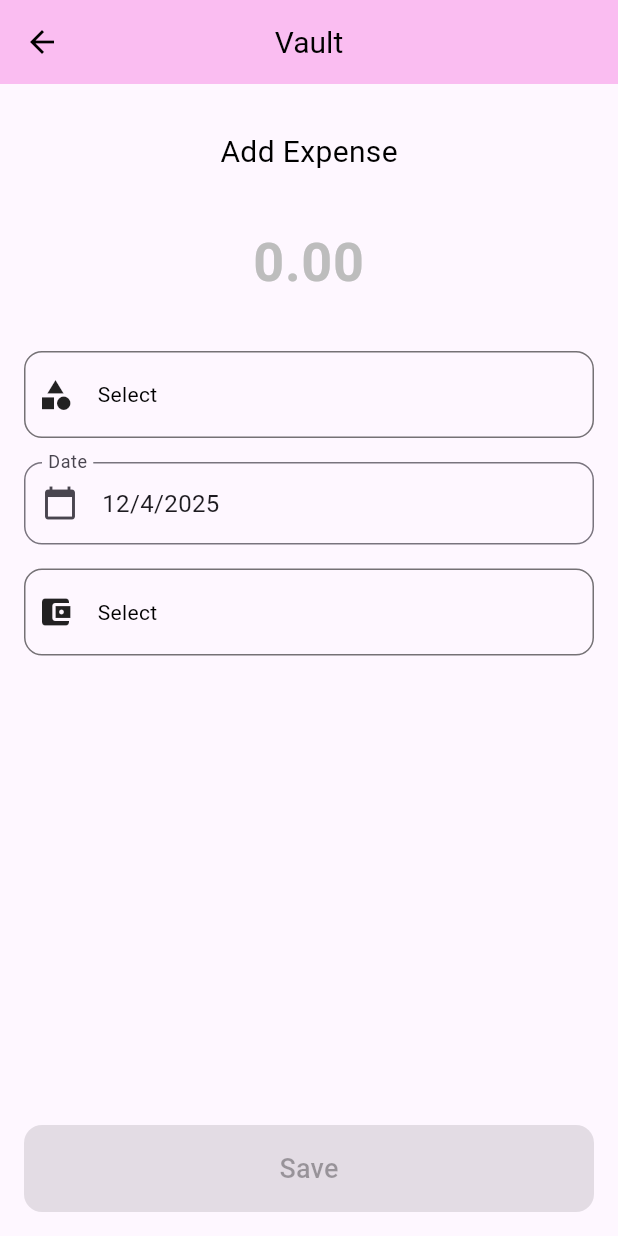
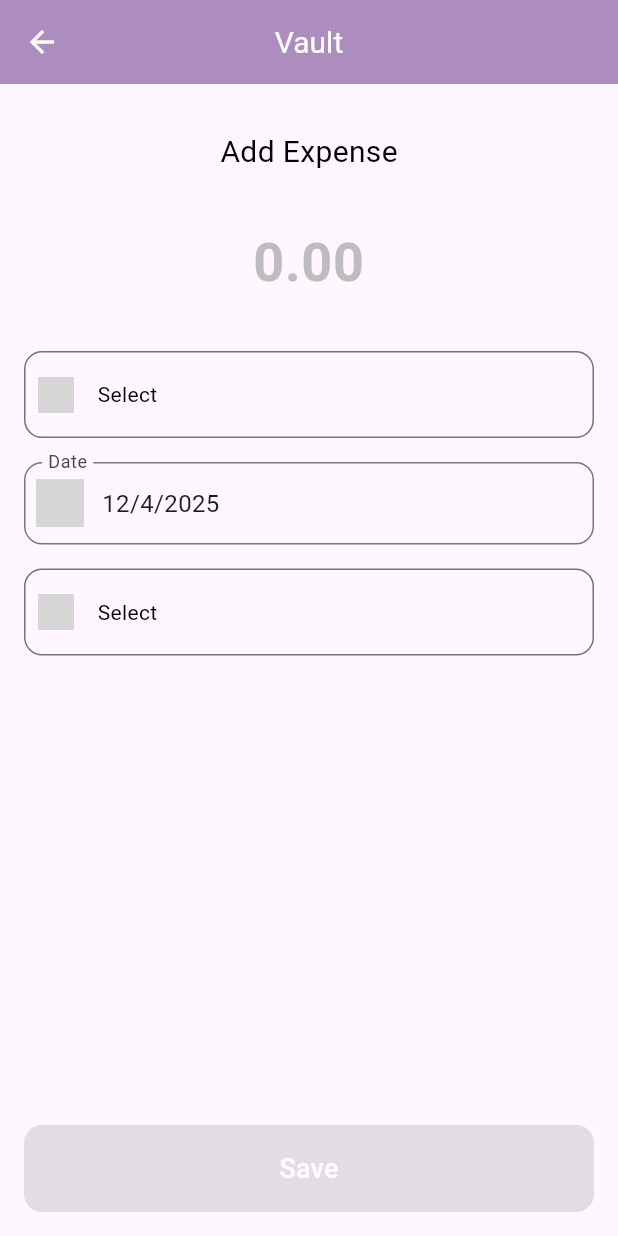
Before and after one commit to anshuvarma/vault, a Flutter app: the screen it shows after launch, after a tap on the "add" icon, on a phone screen of 412 x 824 dp. Run offline on Flutter 3.47's test engine with Material 3 defaults, Android fonts, the light colour scheme and no system bars; our stand-ins replace fl_chart, pie_chart, smooth_page_indicator, sqflite; accounts and stored records are empty; grey boxes are pictures that could not be loaded.

Commit message:
UI Enhancements

```diff
--- a/lib/constants.dart
+++ b/lib/constants.dart
@@ -28,11 +28,11 @@ final List<String> incomeSources = [
 final List<String> accounts = ['Cash', 'Card', 'UPI'];
 
 final Map<String, Color> categoryColors = {
-  'Food': Color.fromARGB(255, 134, 175, 213),
-  'Shopping': Color.fromARGB(255, 243, 144, 109),
-  'Transport': Color.fromARGB(255, 152, 190, 115),
-  'Health': Color.fromARGB(255, 190, 106, 146),
-  'Entertainment': Color.fromARGB(255, 160, 122, 189),
+  'Food': Color.fromARGB(255, 141, 174, 205),
+  'Shopping': Color.fromARGB(255, 174, 163, 231),
+  'Transport': Color.fromARGB(255, 206, 150, 198),
+  'Health': Color.fromARGB(255, 172, 204, 140),
+  'Entertainment': Color.fromARGB(255, 206, 137, 137),
   'Others': Colors.grey,
 };
 
@@ -54,6 +54,21 @@ final Map<String, Color> accountColors = {
   'Cash': const Color.fromARGB(255, 229, 123, 158),
   'Card': const Color.fromARGB(255, 142, 152, 208),
   'UPI': const Color.fromARGB(255, 119, 188, 198),
+};
+
+final Map<String, String> categoryIcons = {
+  'food': 'lib/assets/icons/food.png',
+  'shopping': 'lib/assets/icons/shopping.png',
+  'transport': 'lib/assets/icons/transport.png',
+  'health': 'lib/assets/icons/health.png',
+  'entertainment': 'lib/assets/icons/entertainment.png',
+  'others': 'lib/assets/icons/others.png',
+};
+
+final Map<String, String> accountIcons = {
+  'cash': 'lib/assets/icons/account/cash.png',
+  'card': 'lib/assets/icons/account/card.png',
+  'upi': 'lib/assets/icons/account/upi.png',
 };
 
 void deleteDialog(BuildContext context) {
--- a/lib/pages/expense_page.dart
+++ b/lib/pages/expense_page.dart
@@ -115,12 +115,12 @@ class _ExpensePageState extends State<ExpensePage> {
         child: Scaffold(
           appBar: AppBar(
             automaticallyImplyLeading: false,
-            backgroundColor: Color.fromARGB(255, 250, 189, 241),
+            backgroundColor: Color.fromARGB(255, 173, 141, 189),
             elevation: 1,
             title: Text(
               'Vault',
               style: TextStyle(
-                  color: Colors.black,
+                  color: Colors.white,
                   fontSize: 20,
                   fontWeight: FontWeight.w500),
             ),
@@ -149,7 +149,12 @@ class _ExpensePageState extends State<ExpensePage> {
                       border: InputBorder.none,
                       hintText: 'Search for any expense',
                       hintStyle: TextStyle(color: Colors.blueGrey.shade200),
-                      icon: Icon(Icons.search, color: Colors.blueGrey.shade200),
+                      icon: Image.asset(
+                        'lib/assets/icons/search.png',
+                        width: 24,
+                        height: 24,
+                        // color: Colors.blueGrey.shade200,
+                      ),
                     ),
                   ),
                 ),
@@ -239,8 +244,8 @@ class _ExpensePageState extends State<ExpensePage> {
           bottomNavigationBar: BottomNavBar(
               currentIndex: currentIndex, onItemTapped: onItemTapped),
           floatingActionButton: FloatingActionButton(
-            backgroundColor: Color.fromARGB(255, 250, 189, 241),
-            foregroundColor: Colors.black,
+            backgroundColor: Color.fromARGB(255, 173, 141, 189),
+            foregroundColor: Colors.white,
             onPressed: () async {
               final result = await Navigator.push(
                 context,
--- a/lib/pages/new_transaction_page.dart
+++ b/lib/pages/new_transaction_page.dart
@@ -81,14 +81,15 @@ class _NewTransactionPageState extends State<NewTransactionPage> {
   }
 
   // Custom Dropdown Menu with Colorful Options
-  Widget buildCustomDropdown({
-    required List<String> items,
-    required String value,
-    required ValueChanged<String?> onChanged,
-    required Map<String, Color> colorMap,
-    required String label,
-    required IconData icon,
-  }) {
+  Widget buildCustomDropdown(
+      {required List<String> items,
+      required String value,
+      required ValueChanged<String?> onChanged,
+      required Map<String, Color> colorMap,
+      required String label,
+      required String iconPath
+      // required IconData icon,
+      }) {
     return GestureDetector(
       onTap: () {
         showDialog(
@@ -147,7 +148,11 @@ class _NewTransactionPageState extends State<NewTransactionPage> {
           children: [
             Padding(
               padding: const EdgeInsets.fromLTRB(8, 0, 8, 0),
-              child: Icon(icon),
+              child: Image.asset(
+                iconPath, // 👈 use asset image
+                width: 24,
+                height: 24,
+              ),
             ),
             SizedBox(width: 8),
             Expanded(
@@ -168,17 +173,17 @@ class _NewTransactionPageState extends State<NewTransactionPage> {
 
     return Scaffold(
       appBar: AppBar(
-        backgroundColor: Color.fromARGB(255, 250, 189, 241),
+        backgroundColor: Color.fromARGB(255, 173, 141, 189),
         elevation: 0,
         leading: IconButton(
-          icon: Icon(Icons.arrow_back, color: Colors.black),
+          icon: Icon(Icons.arrow_back, color: Colors.white),
           onPressed: () {
             Navigator.pop(context, true);
           },
         ),
         title: Text(
           'Vault',
-          style: TextStyle(color: Colors.black, fontSize: 20),
+          style: TextStyle(color: Colors.white, fontSize: 20),
         ),
         centerTitle: true,
       ),
@@ -190,7 +195,9 @@ class _NewTransactionPageState extends State<NewTransactionPage> {
               child: Column(
                 crossAxisAlignment: CrossAxisAlignment.start,
                 children: [
-                  SizedBox(height: 15.0,),
+                  SizedBox(
+                    height: 15.0,
+                  ),
                   Align(
                     alignment: Alignment.center,
                     child: Text(
@@ -201,79 +208,6 @@ class _NewTransactionPageState extends State<NewTransactionPage> {
                           fontSize: 20.0),
                     ),
                   ),
-                  // Toggle between Expense and Income
-                  // Row(
-                  //   children: [
-                  //     Expanded(
-                  //       child: GestureDetector(
-                  //         onTap: () {
-                  //           setState(() {
-                  //             isExpense = true;
-                  //           });
-                  //         },
-                  //         child: Container(
-                  //           padding: EdgeInsets.symmetric(vertical: 16),
-                  //           decoration: BoxDecoration(
-                  //             borderRadius: BorderRadius.circular(12),
-                  //             color: isExpense
-                  //                 ? Color.fromARGB(255, 200, 98, 98)
-                  //                 : Colors.grey[200],
-                  //           ),
-                  //           child: Column(
-                  //             children: [
-                  //               Text(
-                  //                 'Add your Expense',
-                  //                 style: TextStyle(
-                  //                     color: isExpense
-                  //                         ? Colors.white
-                  //                         : Colors.black),
-                  //               ),
-                  //               SizedBox(height: 12),
-                  //               Icon(Icons.remove_circle_outline,
-                  //                   color: isExpense
-                  //                       ? Colors.white
-                  //                       : Colors.black),
-                  //               SizedBox(height: 10),
-                  //             ],
-                  //           ),
-                  //         ),
-                  //       ),
-                  //     ),
-                  //     SizedBox(width: 16),
-                  //     // Expanded(
-                  //     //   child: GestureDetector(
-                  //     //     onTap: () {
-                  //     //       setState(() {
-                  //     //         isExpense = false;
-                  //     //       });
-                  //     //     },
-                  //     //     child: Container(
-                  //     //       padding: EdgeInsets.symmetric(vertical: 16),
-                  //     //       decoration: BoxDecoration(
-                  //     //         borderRadius: BorderRadius.circular(12),
-                  //     //         color: isExpense
-                  //     //             ? Colors.grey[200]
-                  //     //             : Color.fromARGB(255, 127, 213, 130),
-                  //     //       ),
-                  //     //       child: Column(
-                  //     //         children: [
-                  //     //           Icon(Icons.add_circle_outline,
-                  //     //               color: isExpense
-                  //     //                   ? Colors.black
-                  //     //                   : Colors.white),
-                  //     //           SizedBox(height: 8),
-                  //     //           Text('Income',
-                  //     //               style: TextStyle(
-                  //     //                   color: isExpense
-                  //     //                       ? Colors.black
-                  //     //                       : Colors.white)),
-                  //     //         ],
-                  //     //       ),
-                  //     //     ),
-                  //     //   ),
-                  //     // ),
-                  //   ],
-                  // ),
                   SizedBox(height: 24),
 
                   // Amount Input Field
@@ -306,9 +240,9 @@ class _NewTransactionPageState extends State<NewTransactionPage> {
                         }
                       });
                     },
-                    colorMap: isExpense ? categoryColors : sourceColors,
-                    label: isExpense ? 'Category' : 'Source',
-                    icon: isExpense ? Icons.category : Icons.attach_money,
+                    colorMap: categoryColors,
+                    label: 'Category',
+                    iconPath: 'lib/assets/icons/category.png',
                   ),
                   SizedBox(height: 16),
 
@@ -320,7 +254,14 @@ class _NewTransactionPageState extends State<NewTransactionPage> {
                     child: InputDecorator(
                       decoration: InputDecoration(
                         labelText: 'Date',
-                        prefixIcon: Icon(Icons.calendar_today),
+                        prefixIcon: Padding(
+                          padding: const EdgeInsets.all(8.0),
+                          child: Image.asset(
+                            'lib/assets/icons/calendar.png',
+                            width: 14,
+                            height: 14,
+                          ),
+                        ),
                         border: OutlineInputBorder(
                             borderRadius: BorderRadius.circular(12)),
                       ),
@@ -344,7 +285,7 @@ class _NewTransactionPageState extends State<NewTransactionPage> {
                       },
                       colorMap: accountColors,
                       label: 'Account',
-                      icon: Icons.account_balance_wallet,
+                      iconPath: 'lib/assets/icons/coin.png',
                     ),
 
                   SizedBox(height: 24),
@@ -362,12 +303,13 @@ class _NewTransactionPageState extends State<NewTransactionPage> {
                   onPressed: isFormValid ? _saveTransaction : null,
                   style: ElevatedButton.styleFrom(
                     padding: EdgeInsets.symmetric(vertical: 16),
-                    backgroundColor: Color.fromARGB(255, 250, 189, 241),
+                    backgroundColor: Color.fromARGB(255, 173, 141, 189),
                     shape: RoundedRectangleBorder(
                       borderRadius: BorderRadius.circular(12),
                     ),
                   ),
-                  child: Text('Save', style: TextStyle(fontSize: 18)),
+                  child: Text('Save',
+                      style: TextStyle(fontSize: 18, color: Colors.white)),
                 ),
               ),
             ),
--- a/lib/pages/temp.dart
+++ b/lib/pages/temp.dart
@@ -78,7 +78,7 @@ class _TempState extends State<Temp> {
   Widget build(BuildContext context) {
     return Scaffold(
       appBar: AppBar(
-        backgroundColor: Color.fromARGB(255, 250, 189, 241),
+        backgroundColor: Color.fromARGB(255, 173, 141, 189),
         elevation: 1,
         leading: IconButton(
           icon: Icon(Icons.arrow_back, color: Colors.black),
--- a/lib/widgets/all_transaction_list.dart
+++ b/lib/widgets/all_transaction_list.dart
@@ -1,6 +1,7 @@
 // ignore_for_file: deprecated_member_use
 
 import 'package:flutter/material.dart';
+import '../constants.dart';
 
 class AllTransactionList extends StatelessWidget {
   final List<Map<String, dynamic>> filteredTransactions;
@@ -22,6 +23,7 @@ class AllTransactionList extends StatelessWidget {
         final transaction = filteredTransactions[index];
         final category = transaction['category'];
         final color = categoryColors[category] ?? Colors.cyan;
+        final iconPath = categoryIcons[category.toString().toLowerCase()];
 
         return Dismissible(
           key: ValueKey(transaction['id']),
@@ -57,9 +59,14 @@ class AllTransactionList extends StatelessWidget {
             color: color,
             child: ListTile(
               iconColor: Colors.white,
-              leading: Icon(
-                Icons.account_balance_wallet,
-              ),
+              leading: iconPath != null
+                  ? Image.asset(
+                      iconPath,
+                      width: 28,
+                      height: 28,
+                      fit: BoxFit.contain,
+                    )
+                  : Icon(Icons.category, color: Colors.white),
               title: Text(transaction['category'],
                   style: TextStyle(
                     fontWeight: FontWeight.bold,
--- a/lib/widgets/bottom_nav_bar.dart
+++ b/lib/widgets/bottom_nav_bar.dart
@@ -24,10 +24,23 @@ class _BottomNavBarState extends State<BottomNavBar> {
       // selectedItemColor: Colors.lightBlueAccent,
       // unselectedItemColor: Colors.grey,
       onTap: widget.onItemTapped,
-      items: const [
-        BottomNavigationBarItem(icon: Icon(Icons.home_rounded), label: 'Home'),
+      items: [
         BottomNavigationBarItem(
-            icon: Icon(Icons.money_rounded), label: 'Expense'),
+          icon: Image.asset(
+            'lib/assets/icons/home.png',
+            width: 24,
+            height: 24,
+          ),
+          label: 'Home',
+        ),
+        BottomNavigationBarItem(
+          icon: Image.asset(
+            'lib/assets/icons/expenses.png',
+            width: 24,
+            height: 24,
+          ),
+          label: 'Expense',
+        ),
       ],
     );
   }
--- a/lib/widgets/expense_tracker.dart
+++ b/lib/widgets/expense_tracker.dart
@@ -101,13 +101,14 @@ class _ExpenseTrackerState extends State<ExpenseTracker>
   }
 
   double _calculateRecentTotalExpense() {
-  final recentTransactions =
-      newTransactions.length > 5 ? newTransactions.sublist(0, 5) : newTransactions;
+    final recentTransactions = newTransactions.length > 5
+        ? newTransactions.sublist(0, 5)
+        : newTransactions;
 
-  return recentTransactions
-      .where((tx) => tx['isExpense'] == 1) // Only expenses
-      .fold(0.0, (sum, tx) => sum + double.parse(tx['amount'].toString()));
-}
+    return recentTransactions
+        .where((tx) => tx['isExpense'] == 1) // Only expenses
+        .fold(0.0, (sum, tx) => sum + double.parse(tx['amount'].toString()));
+  }
 
   @override
   Widget build(BuildContext context) {
@@ -125,13 +126,13 @@ class _ExpenseTrackerState extends State<ExpenseTracker>
       child: Scaffold(
         appBar: AppBar(
           automaticallyImplyLeading: false,
-          backgroundColor: Color.fromARGB(255, 250, 189, 241),
+          backgroundColor: Color.fromARGB(255, 173, 141, 189),
           elevation: 2,
           centerTitle: true,
           title: Text(
             "Vault",
             style: TextStyle(
-                color: Colors.black, fontSize: 20, fontWeight: FontWeight.w500),
+                color: Colors.white, fontSize: 20, fontWeight: FontWeight.w500),
           ),
         ),
         body: Container(
@@ -217,8 +218,8 @@ class _ExpenseTrackerState extends State<ExpenseTracker>
         bottomNavigationBar: BottomNavBar(
             currentIndex: currentIndex, onItemTapped: onItemTapped),
         floatingActionButton: FloatingActionButton(
-          backgroundColor: Color.fromARGB(255, 250, 189, 241),
-          foregroundColor: Colors.black,
+          backgroundColor: Color.fromARGB(255, 173, 141, 189),
+          foregroundColor: Colors.white,
           onPressed: () async {
             final result = await Navigator.push(
               context,
--- a/lib/widgets/recent_transaction_list.dart
+++ b/lib/widgets/recent_transaction_list.dart
@@ -25,6 +25,7 @@ class RecentTransactionList extends StatelessWidget {
               final transaction = recentTransactions[index];
               final category = transaction['category'];
               final color = categoryColors[category] ?? Colors.cyan;
+              final iconPath = categoryIcons[category.toString().toLowerCase()];
 
               return Dismissible(
                 key: ValueKey(transaction['id']),
@@ -60,7 +61,14 @@ class RecentTransactionList extends StatelessWidget {
                   color: color,
                   child: ListTile(
                     iconColor: Colors.white,
-                    leading: Icon(Icons.account_balance_wallet),
+                    leading: iconPath != null
+                        ? Image.asset(
+                            iconPath,
+                            width: 28,
+                            height: 28,
+                            fit: BoxFit.contain,
+                          )
+                        : Icon(Icons.category, color: Colors.white),
                     title: Text(
                       transaction['category'],
                       style: TextStyle(
@@ -71,14 +79,18 @@ class RecentTransactionList extends StatelessWidget {
                     subtitle: Column(
                       crossAxisAlignment: CrossAxisAlignment.start,
                       children: [
-                        SizedBox(height: 2,),
+                        SizedBox(
+                          height: 2,
+                        ),
                         Text(
                           transaction['date'],
                           style: TextStyle(
                             color: Colors.white,
                           ),
                         ),
-                        SizedBox(height: 2,),
+                        SizedBox(
+                          height: 2,
+                        ),
                         Text(
                           'Paid through ${transaction['account']}',
                           style: TextStyle(
```
Also changed, not shown: pubspec.yaml (+3 -61 lines).
